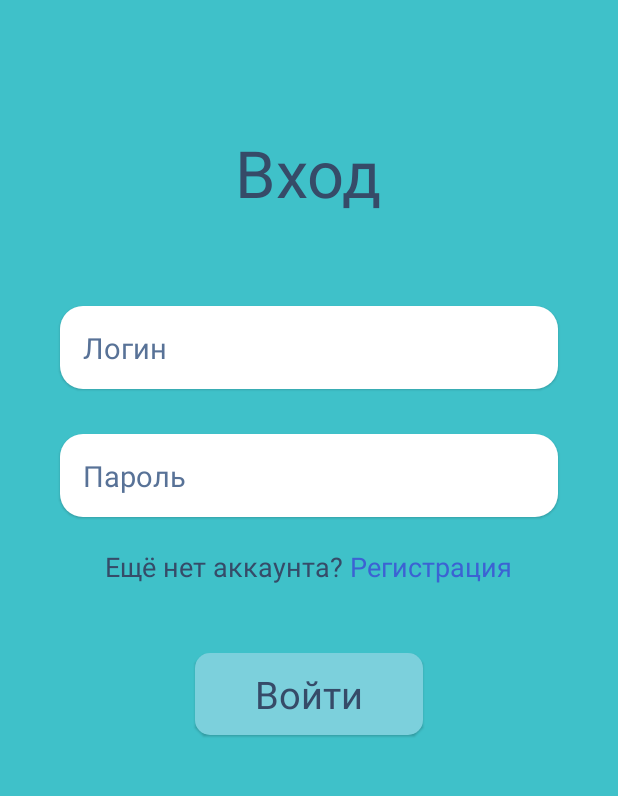
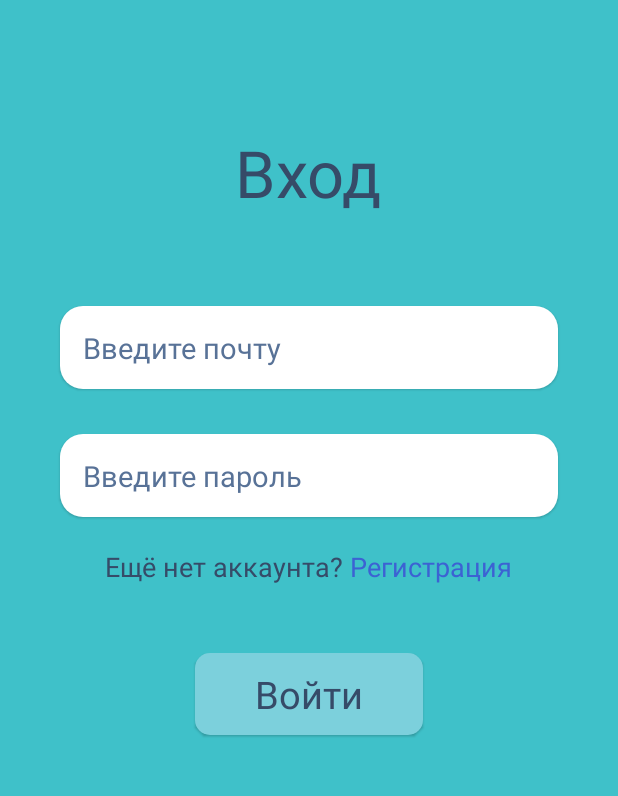
Before and after one commit to draizyyy/SchoolNet, an Android app: the screen it shows after launch (LoginActivity), on a phone screen of 412 x 824 dp, the part 175-971 px from its top. Run offline under Robolectric (Android 15) with nearby library versions, the phone set to English and light mode, and no system bars; our stand-ins replace Firebase (no records; nobody signed in at launch, a user with empty details on screens opened directly), Room's generated code.

Commit message:
Bugs fixed

```diff
--- a/app/src/main/res/layout/activity_account.xml
+++ b/app/src/main/res/layout/activity_account.xml
@@ -14,7 +14,7 @@
         android:layout_height="wrap_content"
         android:orientation="horizontal"
         android:background="@drawable/lesson_style"
-        android:elevation="2dp"
+        android:elevation="1dp"
         android:baselineAligned="false">
         <RelativeLayout
             android:layout_marginLeft="5dp"
--- a/app/src/main/res/layout/activity_login.xml
+++ b/app/src/main/res/layout/activity_login.xml
@@ -29,102 +29,105 @@
             android:textColor="@color/schoolnet_text_color">
         </TextView>
     </LinearLayout>
+
     <LinearLayout
+        android:id="@+id/reg_fields"
         android:layout_width="match_parent"
         android:layout_height="wrap_content"
-        android:id="@+id/reg_fields"
-        android:orientation="vertical"
-        android:layout_centerInParent="true">
+        android:layout_centerInParent="true"
+        android:orientation="vertical">
+
         <TextView
+            android:layout_width="wrap_content"
+            android:layout_height="wrap_content"
+            android:layout_gravity="center_horizontal"
+            android:layout_marginTop="35dp"
+            android:text="Вход"
             android:textColor="@color/schoolnet_text_color"
-            android:layout_width="wrap_content"
-            android:layout_marginTop="35dp"
-            android:layout_height="wrap_content"
-            android:text="Вход"
-            android:layout_gravity="center_horizontal"
             android:textSize="43sp">
         </TextView>
+
         <EditText
-            android:hint="Логин"
+            android:id="@+id/login_login"
+            android:layout_width="match_parent"
+            android:layout_height="55dp"
+            android:layout_marginStart="40dp"
+            android:layout_marginTop="60dp"
+            android:layout_marginEnd="40dp"
+            android:background="@drawable/lesson_style"
+            android:elevation="1dp"
+            android:hint="Введите почту"
             android:imeOptions="actionNext"
-            android:singleLine="true"
             android:paddingStart="15dp"
             android:paddingEnd="15dp"
-            android:background="@drawable/lesson_style"
-            android:layout_marginTop="60dp"
-            android:layout_marginStart="40dp"
-            android:layout_marginEnd="40dp"
+            android:singleLine="true"
+            android:textColorHint="@color/schoolnet_hint_color"
+            android:textSize="19sp">
+        </EditText>
+
+        <EditText
+            android:id="@+id/login_password"
             android:layout_width="match_parent"
             android:layout_height="55dp"
-            android:id="@+id/login_login"
+            android:layout_marginStart="40dp"
+            android:layout_marginTop="30dp"
+            android:layout_marginEnd="40dp"
+            android:layout_marginBottom="15dp"
+            android:background="@drawable/lesson_style"
             android:elevation="1dp"
-            android:textSize="19sp"
-            android:textColorHint="@color/schoolnet_hint_color"
-            >
-        </EditText>
-        <EditText
+            android:hint="Введите пароль"
             android:imeOptions="actionDone"
+            android:inputType="textPassword"
             android:paddingStart="15dp"
             android:paddingEnd="15dp"
-            android:id="@+id/login_password"
-            android:inputType="textPassword"
-            android:background="@drawable/lesson_style"
-            android:hint="Пароль"
-            android:layout_marginTop="30dp"
-            android:layout_marginStart="40dp"
-            android:layout_marginEnd="40dp"
-            android:layout_marginBottom="15dp"
-            android:textSize="19sp"
-            android:layout_width="match_parent"
-            android:layout_height="55dp"
-            android:elevation="1dp"
             android:textColorHint="@color/schoolnet_hint_color"
-            >
+            android:textSize="19sp">
         </EditText>
+
         <LinearLayout
             android:layout_width="wrap_content"
             android:layout_height="wrap_content"
             android:layout_gravity="center_horizontal"
             android:layout_marginTop="5dp"
             android:layout_marginBottom="10dp"
-            android:orientation="horizontal" >
-            <TextView
-                android:layout_width="wrap_content"
-                android:layout_height="wrap_content"
-                android:textSize="18sp"
-                android:text="Ещё нет аккаунта? "
-                android:textColor="@color/schoolnet_text_color">
-            </TextView>
-            <TextView
-                android:id="@+id/registration_button"
-                android:textColor="@color/blue"
-                android:layout_width="wrap_content"
-                android:layout_height="wrap_content"
-                android:text="Регистрация"
-                android:textSize="18sp" >
-            </TextView>
-        </LinearLayout>
-        <RelativeLayout
-            android:layout_marginBottom="50dp"
-            android:layout_marginTop="35dp"
-            android:layout_width="wrap_content"
-            android:elevation="1dp"
-            android:layout_height="wrap_content"
-            android:layout_gravity="center_horizontal"
-            android:background="@drawable/button_style" >
+            android:orientation="horizontal">
 
             <TextView
                 android:layout_width="wrap_content"
                 android:layout_height="wrap_content"
+                android:text="Ещё нет аккаунта? "
+                android:textColor="@color/schoolnet_text_color"
+                android:textSize="18sp"></TextView>
+
+            <TextView
+                android:id="@+id/registration_button"
+                android:layout_width="wrap_content"
+                android:layout_height="wrap_content"
+                android:text="Регистрация"
+                android:textColor="@color/blue"
+                android:textSize="18sp"></TextView>
+        </LinearLayout>
+
+        <RelativeLayout
+            android:layout_width="wrap_content"
+            android:layout_height="wrap_content"
+            android:layout_gravity="center_horizontal"
+            android:layout_marginTop="35dp"
+            android:layout_marginBottom="50dp"
+            android:background="@drawable/button_style"
+            android:elevation="1dp">
+
+            <TextView
+                android:id="@+id/login_button"
+                android:layout_width="wrap_content"
+                android:layout_height="wrap_content"
                 android:layout_centerInParent="true"
                 android:padding="10dp"
-                android:id="@+id/login_button"
                 android:paddingStart="40dp"
                 android:paddingEnd="40dp"
                 android:text="Войти"
                 android:textColor="@color/schoolnet_text_color"
-                android:textSize="25sp">
-            </TextView>
+                android:textSize="25sp"></TextView>
         </RelativeLayout>
     </LinearLayout>
 </RelativeLayout>
--- a/app/src/main/res/layout/day_lesson.xml
+++ b/app/src/main/res/layout/day_lesson.xml
@@ -1,8 +1,8 @@
 <?xml version="1.0" encoding="utf-8"?>
 <LinearLayout xmlns:android="http://schemas.android.com/apk/res/android"
     android:paddingVertical="10dp"
-    android:layout_marginTop="5dp"
-    android:layout_marginBottom="5dp"
+    android:layout_marginTop="3dp"
+    android:layout_marginBottom="3dp"
     android:layout_marginRight="3dp"
     android:layout_marginLeft="3dp"
     android:layout_width="match_parent"
--- a/app/src/main/res/layout/grade.xml
+++ b/app/src/main/res/layout/grade.xml
@@ -1,8 +1,8 @@
 <?xml version="1.0" encoding="utf-8"?>
 <LinearLayout xmlns:android="http://schemas.android.com/apk/res/android"
     android:paddingVertical="10dp"
-    android:layout_marginTop="7dp"
-    android:layout_marginBottom="7dp"
+    android:layout_marginTop="3dp"
+    android:layout_marginBottom="3dp"
     android:layout_marginRight="13dp"
     android:layout_marginLeft="13dp"
     android:layout_width="match_parent"
--- a/app/src/main/res/layout/homework.xml
+++ b/app/src/main/res/layout/homework.xml
@@ -2,15 +2,15 @@
 <LinearLayout xmlns:android="http://schemas.android.com/apk/res/android"
     xmlns:tools="http://schemas.android.com/tools"
     android:paddingVertical="10dp"
-    android:layout_marginTop="5dp"
-    android:layout_marginBottom="5dp"
+    android:layout_marginTop="2dp"
+    android:layout_marginBottom="3dp"
     android:layout_marginRight="3dp"
     android:layout_marginLeft="3dp"
     android:layout_width="match_parent"
     android:layout_height="wrap_content"
     android:orientation="vertical"
     android:background="@drawable/lesson_style"
-    android:elevation="2dp">
+    android:elevation="1dp">
     <TextView
         android:id="@+id/homework_name_of_lesson"
         android:textColor="@color/firstly_text_color"
--- a/app/src/main/res/layout/new_s.xml
+++ b/app/src/main/res/layout/new_s.xml
@@ -3,8 +3,8 @@
     xmlns:tools="http://schemas.android.com/tools"
     android:layout_width="match_parent"
     android:layout_height="wrap_content"
-    android:layout_marginTop="7dp"
-    android:layout_marginBottom="7dp"
+    android:layout_marginTop="3dp"
+    android:layout_marginBottom="3dp"
     android:layout_marginRight="13dp"
     android:layout_marginLeft="13dp"
     android:orientation="vertical"
```
Also changed, not shown: app/src/main/res/layout/fragment_registration.xml (+4 -4 lines), app/src/main/res/layout/homework_day.xml (+5 -5 lines).
